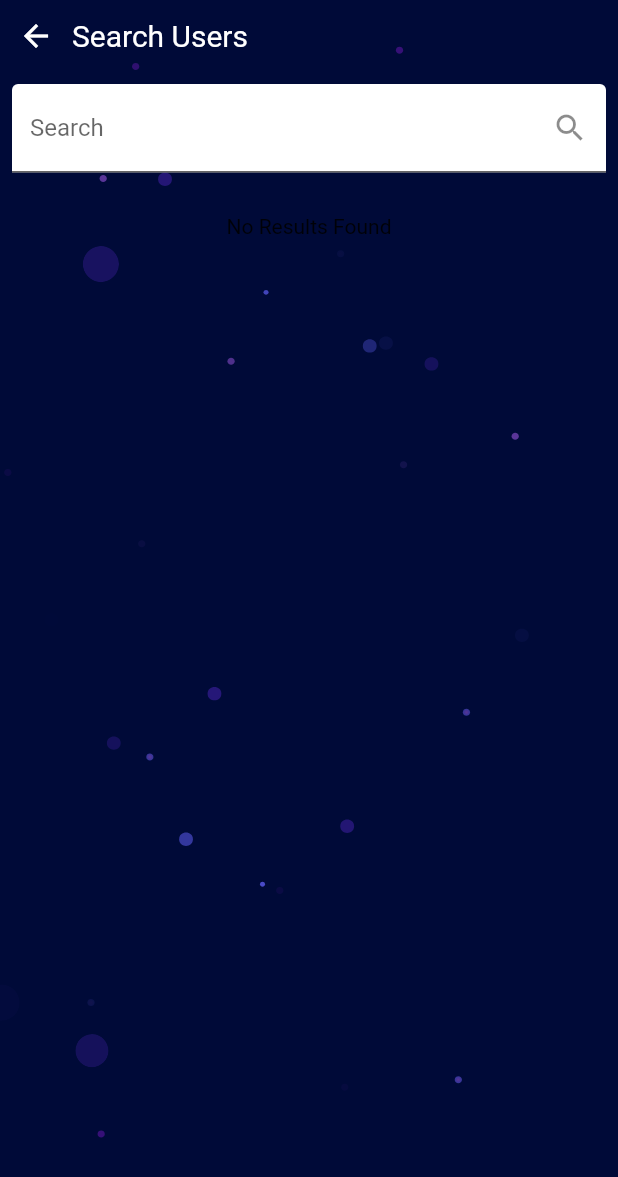
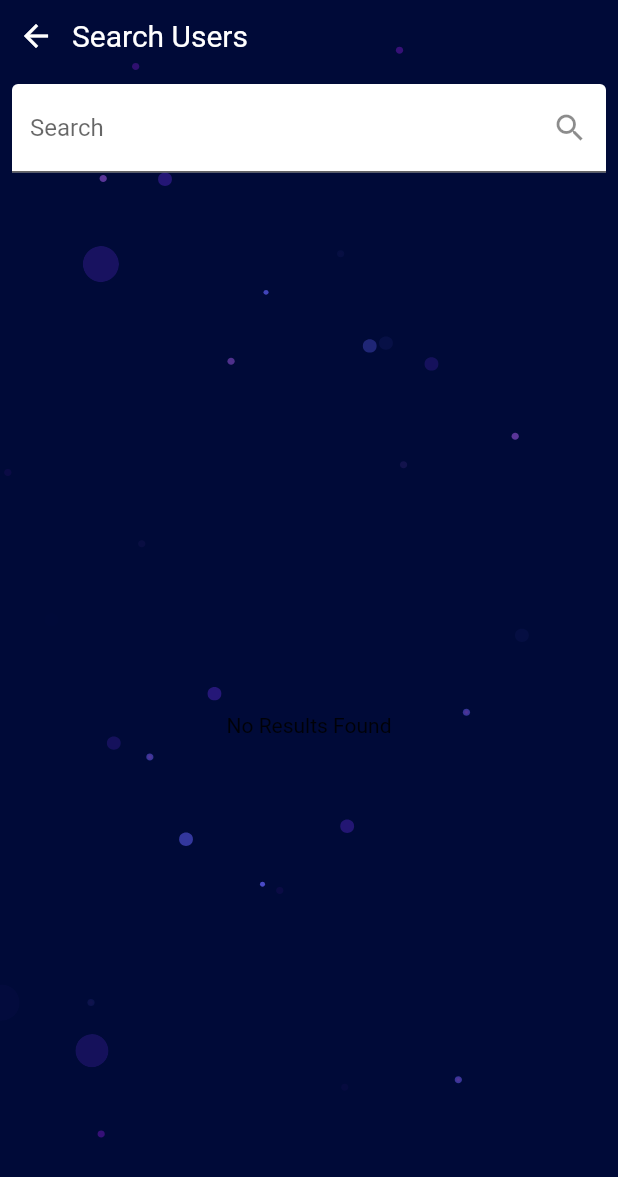
Before and after one commit to AkhileshManda/programmer-profile-flutter-app, a Flutter app: the SearchUserScreen screen opened by its route, on a phone screen of 412 x 824 dp. Shown: the top 1177 px of the screen. Run offline on Flutter 3.47's test engine with Material 2 defaults, Android fonts, the phone set to English and light mode, and no system bars; drawn by our look-alikes of flutter_zoom_drawer, lottie; our stand-ins replace concentric_transition, dio, flutter_heatmap_calendar, flutter_markdown, font_awesome_flutter, glassmorphism and 4 more; missing offline and left inert: flutter_cards_reel, flutter_verification_code, markdown, mime_type, simple_markdown_editor; accounts and stored records are empty; network calls fail; project files that could hold a hidden picture were left out.

Commit message:
:bug: minor bug fixes

```diff
--- a/lib/home/view/widgets/drawer.dart
+++ b/lib/home/view/widgets/drawer.dart
@@ -47,17 +47,17 @@ class DrawerTemplateState extends State<DrawerTemplate> {
             crossAxisAlignment: CrossAxisAlignment.start,
             mainAxisSize: MainAxisSize.max,
             children: [
-              Padding(
-                padding: const EdgeInsets.all(8.0),
-                child: TextButton.icon(
-                    onPressed: (){
-                      // print("CLOSE");
-                      widget.z.close;
-                    },
-                    icon: const FaIcon(FontAwesomeIcons.houseUser,
-                        color: Colors.white),
-                    label: const Text("Home")),
-              ),
+              // Padding(
+              //   padding: const EdgeInsets.all(8.0),
+              //   child: TextButton.icon(
+              //       onPressed: (){
+              //         // print("CLOSE");
+              //         widget.z.close;
+              //       },
+              //       icon: const FaIcon(FontAwesomeIcons.houseUser,
+              //           color: Colors.white),
+              //       label: const Text("Home")),
+              // ),
               Padding(
                 padding: const EdgeInsets.all(8.0),
                 child: TextButton.icon(
--- a/lib/userSearch/view/new_user_page.dart
+++ b/lib/userSearch/view/new_user_page.dart
@@ -221,10 +221,11 @@ class _NewUserScreenState extends State<NewUserScreen> {
                                                     255, 121, 0, 97),
                                               },
                                               onClick: (value) {
+                                                // print("LOSSS"+snap.data![0][value].toString());
                                                 ScaffoldMessenger.of(context)
                                                     .showSnackBar(SnackBar(
                                                         content: Text(
-                                                            "${snap.data![1][value].toString()}+ contributions")));
+                                                            "${snap.data![0][value].toString()}+ contributions")));
                                               },
                                               textColor: Colors.white,
                                               //margin: EdgeInsets.all(8.0),
--- a/lib/userSearch/view/search_page.dart
+++ b/lib/userSearch/view/search_page.dart
@@ -26,9 +26,7 @@ class _SearchUserScreenState extends State<SearchUserScreen> {
             body: SafeArea(
                 child: Stack(children: [
               LottieBuilder.asset("assets/animations/bg-1.json"),
-              SingleChildScrollView(
-                  physics: const BouncingScrollPhysics(),
-                  child: Column(
+              Column(
                 children: [
                   Row(
                     children: [
@@ -69,7 +67,8 @@ class _SearchUserScreenState extends State<SearchUserScreen> {
                   const SizedBox(
                     height: 20,
                   ),
-                      FutureBuilder<List<SearchResult>?>(
+                  Expanded(
+                    child: FutureBuilder<List<SearchResult>?>(
                         future: OtherUserAPIs()
                             .searchResult(searchString: controller.text),
                         builder: ((context, snapshot) {
@@ -84,7 +83,8 @@ class _SearchUserScreenState extends State<SearchUserScreen> {
                             return Padding(
                               padding: const EdgeInsets.all(10.0),
                               child: ListView.builder(
-                                    shrinkWrap: true,
+                                  // shrinkWrap: true,
+                                  physics: const BouncingScrollPhysics(),
                                   itemCount: snapshot.data!.length,
                                   itemBuilder: ((context, index) {
                                     return Padding(
@@ -177,9 +177,10 @@ class _SearchUserScreenState extends State<SearchUserScreen> {
                           return const Center(
                             child: Text("No Results Found"),
                           );
-                          }))
+                        })),
+                  )
                 ],
-                  ))
+              )
             ]))));
   }
 }
```
Lines whose indentation alone changed are shown as unchanged.
